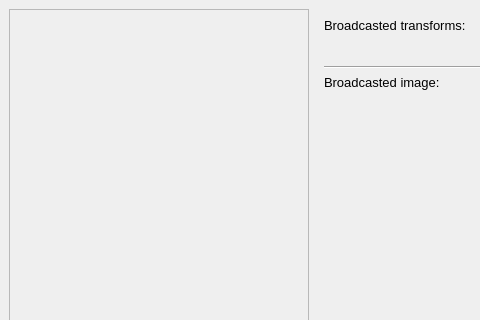
Qt form PlusApp/PlusBroadcasterDaemon/PlusBroadcasterDaemonMainWindow.ui (PlusToolkit/PlusApp) before a commit; both pictures show x 0 to 480 and y 0 to 320 of the 900 by 447 pixel window.
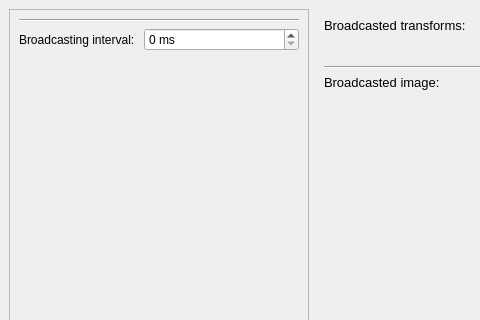
The same form after that commit. Icons and pictures are not drawn.

Commit message: Added broadcasting interval timer to PlusBroadcasterDaemon Changed connect/disconnect button size on device selector widget to fit the whole title to button.

```diff
--- a/PlusApp/PlusBroadcasterDaemon/PlusBroadcasterDaemonMainWindow.ui
+++ b/PlusApp/PlusBroadcasterDaemon/PlusBroadcasterDaemonMainWindow.ui
@@ -39,7 +39,7 @@
        <item row="0" column="0">
         <layout class="QGridLayout" name="deviceSelectorWidget"/>
        </item>
-       <item row="1" column="0">
+       <item row="5" column="0">
         <spacer name="verticalSpacer_2">
          <property name="orientation">
           <enum>Qt::Vertical</enum>
@@ -52,6 +52,40 @@
          </property>
         </spacer>
        </item>
+       <item row="4" column="0">
+        <layout class="QFormLayout" name="formLayout">
+         <property name="fieldGrowthPolicy">
+          <enum>QFormLayout::AllNonFixedFieldsGrow</enum>
+         </property>
+         <item row="0" column="0">
+          <widget class="QLabel" name="broadcastingIntervalLabel">
+           <property name="text">
+            <string>Broadcasting interval: </string>
+           </property>
+          </widget>
+         </item>
+         <item row="0" column="1">
+          <widget class="QSpinBox" name="broadcastingIntervalSpinBox">
+           <property name="suffix">
+            <string> ms</string>
+           </property>
+           <property name="prefix">
+            <string/>
+           </property>
+           <property name="maximum">
+            <number>999999</number>
+           </property>
+          </widget>
+         </item>
+        </layout>
+       </item>
+       <item row="1" column="0">
+        <widget class="Line" name="line_2">
+         <property name="orientation">
+          <enum>Qt::Horizontal</enum>
+         </property>
+        </widget>
+       </item>
       </layout>
      </widget>
     </item>
```
The commit also changes 3 other files.
